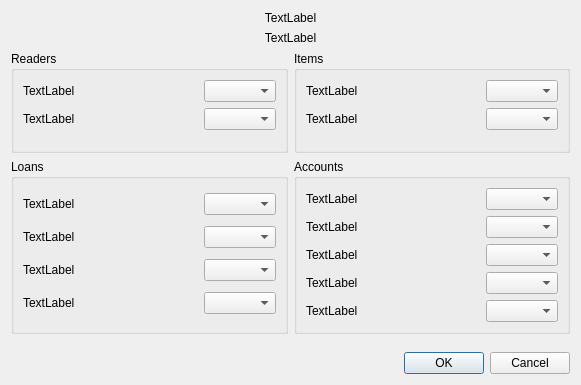
cagonza6/Buho, file src/Gui/mPermission.ui: the form before one commit.
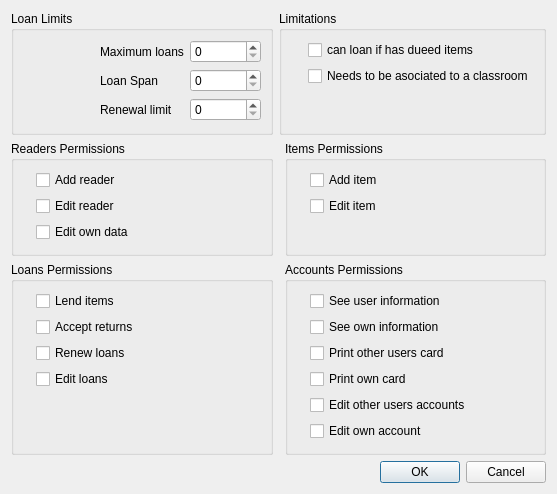
The form after the commit. Icons and pictures are not drawn.

The edit to the form file:
```diff
--- a/src/Gui/mPermission.ui
+++ b/src/Gui/mPermission.ui
@@ -6,428 +6,15 @@
    <rect>
     <x>0</x>
     <y>0</y>
-    <width>581</width>
-    <height>385</height>
+    <width>557</width>
+    <height>494</height>
    </rect>
   </property>
   <property name="windowTitle">
    <string>Dialog</string>
   </property>
-  <layout class="QVBoxLayout" name="verticalLayout">
-   <item>
-    <widget class="QLabel" name="label_8">
-     <property name="text">
-      <string>TextLabel</string>
-     </property>
-     <property name="alignment">
-      <set>Qt::AlignCenter</set>
-     </property>
-    </widget>
-   </item>
-   <item>
-    <widget class="QLabel" name="label_9">
-     <property name="text">
-      <string>TextLabel</string>
-     </property>
-     <property name="alignment">
-      <set>Qt::AlignCenter</set>
-     </property>
-    </widget>
-   </item>
-   <item>
-    <layout class="QGridLayout" name="gridLayout_5">
-     <item row="0" column="0">
-      <widget class="QGroupBox" name="groupBox_4">
-       <property name="title">
-        <string>Readers</string>
-       </property>
-       <layout class="QGridLayout" name="gridLayout_4">
-        <item row="1" column="2">
-         <widget class="QComboBox" name="comboBox_20"/>
-        </item>
-        <item row="0" column="0">
-         <widget class="QLabel" name="label_16">
-          <property name="text">
-           <string>TextLabel</string>
-          </property>
-         </widget>
-        </item>
-        <item row="0" column="1">
-         <spacer name="horizontalSpacer_16">
-          <property name="orientation">
-           <enum>Qt::Horizontal</enum>
-          </property>
-          <property name="sizeHint" stdset="0">
-           <size>
-            <width>85</width>
-            <height>20</height>
-           </size>
-          </property>
-         </spacer>
-        </item>
-        <item row="0" column="2">
-         <widget class="QComboBox" name="comboBox_16"/>
-        </item>
-        <item row="1" column="1">
-         <spacer name="horizontalSpacer_20">
-          <property name="orientation">
-           <enum>Qt::Horizontal</enum>
-          </property>
-          <property name="sizeHint" stdset="0">
-           <size>
-            <width>40</width>
-            <height>20</height>
-           </size>
-          </property>
-         </spacer>
-        </item>
-        <item row="1" column="0">
-         <widget class="QLabel" name="label_20">
-          <property name="text">
-           <string>TextLabel</string>
-          </property>
-         </widget>
-        </item>
-        <item row="2" column="1">
-         <spacer name="verticalSpacer_2">
-          <property name="orientation">
-           <enum>Qt::Vertical</enum>
-          </property>
-          <property name="sizeHint" stdset="0">
-           <size>
-            <width>20</width>
-            <height>40</height>
-           </size>
-          </property>
-         </spacer>
-        </item>
-       </layout>
-      </widget>
-     </item>
-     <item row="0" column="1">
-      <widget class="QGroupBox" name="groupBox_2">
-       <property name="title">
-        <string>Items</string>
-       </property>
-       <layout class="QGridLayout" name="gridLayout_2">
-        <item row="1" column="0">
-         <widget class="QLabel" name="label_7">
-          <property name="text">
-           <string>TextLabel</string>
-          </property>
-         </widget>
-        </item>
-        <item row="0" column="0">
-         <widget class="QLabel" name="label_5">
-          <property name="text">
-           <string>TextLabel</string>
-          </property>
-         </widget>
-        </item>
-        <item row="0" column="1">
-         <spacer name="horizontalSpacer_5">
-          <property name="orientation">
-           <enum>Qt::Horizontal</enum>
-          </property>
-          <property name="sizeHint" stdset="0">
-           <size>
-            <width>85</width>
-            <height>20</height>
-           </size>
-          </property>
-         </spacer>
-        </item>
-        <item row="0" column="2">
-         <widget class="QComboBox" name="comboBox_5"/>
-        </item>
-        <item row="1" column="1">
-         <spacer name="horizontalSpacer_7">
-          <property name="orientation">
-           <enum>Qt::Horizontal</enum>
-          </property>
-          <property name="sizeHint" stdset="0">
-           <size>
-            <width>40</width>
-            <height>20</height>
-           </size>
-          </property>
-         </spacer>
-        </item>
-        <item row="1" column="2">
-         <widget class="QComboBox" name="comboBox_7"/>
-        </item>
-        <item row="2" column="1">
-         <spacer name="verticalSpacer_3">
-          <property name="orientation">
-           <enum>Qt::Vertical</enum>
-          </property>
-          <property name="sizeHint" stdset="0">
-           <size>
-            <width>20</width>
-            <height>40</height>
-           </size>
-          </property>
-         </spacer>
-        </item>
-       </layout>
-      </widget>
-     </item>
-     <item row="1" column="0">
-      <widget class="QGroupBox" name="groupBox_3">
-       <property name="title">
-        <string>Loans</string>
-       </property>
-       <layout class="QGridLayout" name="gridLayout_3">
-        <item row="1" column="1">
-         <spacer name="horizontalSpacer_12">
-          <property name="orientation">
-           <enum>Qt::Horizontal</enum>
-          </property>
-          <property name="sizeHint" stdset="0">
-           <size>
-            <width>40</width>
-            <height>20</height>
-           </size>
-          </property>
-         </spacer>
-        </item>
-        <item row="0" column="0">
-         <widget class="QLabel" name="label_11">
-          <property name="text">
-           <string>TextLabel</string>
-          </property>
-         </widget>
-        </item>
-        <item row="0" column="1">
-         <spacer name="horizontalSpacer_11">
-          <property name="orientation">
-           <enum>Qt::Horizontal</enum>
-          </property>
-          <property name="sizeHint" stdset="0">
-           <size>
-            <width>85</width>
-            <height>20</height>
-           </size>
-          </property>
-         </spacer>
-        </item>
-        <item row="0" column="2">
-         <widget class="QComboBox" name="comboBox_11"/>
-        </item>
-        <item row="1" column="0">
-         <widget class="QLabel" name="label_12">
-          <property name="text">
-           <string>TextLabel</string>
-          </property>
-         </widget>
-        </item>
-        <item row="1" column="2">
-         <widget class="QComboBox" name="comboBox_12"/>
-        </item>
-        <item row="2" column="0">
-         <widget class="QLabel" name="label_13">
-          <property name="text">
-           <string>TextLabel</string>
-          </property>
-         </widget>
-        </item>
-        <item row="2" column="1">
-         <spacer name="horizontalSpacer_13">
-          <property name="orientation">
-           <enum>Qt::Horizontal</enum>
-          </property>
-          <property name="sizeHint" stdset="0">
-           <size>
-            <width>40</width>
-            <height>20</height>
-           </size>
-          </property>
-         </spacer>
-        </item>
-        <item row="2" column="2">
-         <widget class="QComboBox" name="comboBox_13"/>
-        </item>
-        <item row="3" column="0">
-         <widget class="QLabel" name="label_14">
-          <property name="text">
-           <string>TextLabel</string>
-          </property>
-         </widget>
-        </item>
-        <item row="3" column="1">
-         <spacer name="horizontalSpacer_14">
-          <property name="orientation">
-           <enum>Qt::Horizontal</enum>
-          </property>
-          <property name="sizeHint" stdset="0">
-           <size>
-            <width>40</width>
-            <height>20</height>
-           </size>
-          </property>
-         </spacer>
-        </item>
-        <item row="3" column="2">
-         <widget class="QComboBox" name="comboBox_14"/>
-        </item>
-       </layout>
-      </widget>
-     </item>
-     <item row="1" column="1">
-      <widget class="QGroupBox" name="groupBox">
-       <property name="title">
-        <string>Accounts</string>
-       </property>
-       <layout class="QGridLayout" name="gridLayout">
-        <item row="0" column="0">
-         <widget class="QLabel" name="label">
-          <property name="text">
-           <string>TextLabel</string>
-          </property>
-         </widget>
-        </item>
-        <item row="0" column="1">
-         <spacer name="horizontalSpacer">
-          <property name="orientation">
-           <enum>Qt::Horizontal</enum>
-          </property>
-          <property name="sizeHint" stdset="0">
-           <size>
-            <width>101</width>
-            <height>20</height>
-           </size>
-          </property>
-         </spacer>
-        </item>
-        <item row="0" column="2">
-         <widget class="QComboBox" name="comboBox"/>
-        </item>
-        <item row="1" column="0">
-         <widget class="QLabel" name="label_4">
-          <property name="text">
-           <string>TextLabel</string>
-          </property>
-         </widget>
-        </item>
-        <item row="1" column="1">
-         <spacer name="horizontalSpacer_4">
-          <property name="orientation">
-           <enum>Qt::Horizontal</enum>
-          </property>
-          <property name="sizeHint" stdset="0">
-           <size>
-            <width>40</width>
-            <height>20</height>
-           </size>
-          </property>
-         </spacer>
-        </item>
-        <item row="1" column="2">
-         <widget class="QComboBox" name="comboBox_4"/>
-        </item>
-        <item row="2" column="0">
-         <widget class="QLabel" name="label_3">
-          <property name="text">
-           <string>TextLabel</string>
-          </property>
-         </widget>
-        </item>
-        <item row="2" column="1">
-         <spacer name="horizontalSpacer_3">
-          <property name="orientation">
-           <enum>Qt::Horizontal</enum>
-          </property>
-          <property name="sizeHint" stdset="0">
-           <size>
-            <width>40</width>
-            <height>20</height>
-           </size>
-          </property>
-         </spacer>
-        </item>
-        <item row="2" column="2">
-         <widget class="QComboBox" name="comboBox_3"/>
-        </item>
-        <item row="3" column="0">
-         <widget class="QLabel" name="label_2">
-          <property name="text">
-           <string>TextLabel</string>
-          </property>
-         </widget>
-        </item>
-        <item row="3" column="1">
-         <spacer name="horizontalSpacer_2">
-          <property name="orientation">
-           <enum>Qt::Horizontal</enum>
-          </property>
-          <property name="sizeHint" stdset="0">
-           <size>
-            <width>40</width>
-            <height>20</height>
-           </size>
-          </property>
-         </spacer>
-        </item>
-        <item row="3" column="2">
-         <widget class="QComboBox" name="comboBox_2"/>
-        </item>
-        <item row="4" column="0">
-         <widget class="QLabel" name="label_6">
-          <property name="text">
-           <string>TextLabel</string>
-          </property>
-         </widget>
-        </item>
-        <item row="4" column="1">
-         <spacer name="horizontalSpacer_6">
-          <property name="orientation">
-           <enum>Qt::Horizontal</enum>
-          </property>
-          <property name="sizeHint" stdset="0">
-           <size>
-            <width>40</width>
-            <height>20</height>
-           </size>
-          </property>
-         </spacer>
-        </item>
-        <item row="4" column="2">
-         <widget class="QComboBox" name="comboBox_6"/>
-        </item>
-       </layout>
-       <zorder>label</zorder>
-       <zorder>horizontalSpacer</zorder>
-       <zorder>comboBox</zorder>
-       <zorder>label_6</zorder>
-       <zorder>horizontalSpacer_3</zorder>
-       <zorder>comboBox_3</zorder>
-       <zorder>comboBox_6</zorder>
-       <zorder>label_4</zorder>
-       <zorder>comboBox_2</zorder>
-       <zorder>label_2</zorder>
-       <zorder>comboBox_4</zorder>
-       <zorder>horizontalSpacer_6</zorder>
-       <zorder>label_3</zorder>
-       <zorder>horizontalSpacer_2</zorder>
-       <zorder>horizontalSpacer_4</zorder>
-      </widget>
-     </item>
-    </layout>
-   </item>
-   <item>
-    <spacer name="verticalSpacer">
-     <property name="orientation">
-      <enum>Qt::Vertical</enum>
-     </property>
-     <property name="sizeHint" stdset="0">
-      <size>
-       <width>20</width>
-       <height>40</height>
-      </size>
-     </property>
-    </spacer>
-   </item>
-   <item>
+  <layout class="QGridLayout" name="gridLayout_7">
+   <item row="3" column="2">
     <layout class="QHBoxLayout" name="horizontalLayout">
      <item>
       <spacer name="horizontalSpacer_8">
@@ -454,6 +41,487 @@
      </item>
     </layout>
    </item>
+   <item row="0" column="1" colspan="2">
+    <widget class="QGroupBox" name="groupBox">
+     <property name="title">
+      <string>Limitations</string>
+     </property>
+     <layout class="QGridLayout" name="gridLayout_2">
+      <item row="1" column="0">
+       <widget class="QLabel" name="label_31">
+        <property name="text">
+         <string/>
+        </property>
+        <property name="pixmap">
+         <pixmap resource="myicons.qrc">:/extras/resources/pixmap/icons/gui_use/help.png</pixmap>
+        </property>
+       </widget>
+      </item>
+      <item row="0" column="1">
+       <widget class="QCheckBox" name="checkBox_16">
+        <property name="text">
+         <string>can loan if has dueed items</string>
+        </property>
+       </widget>
+      </item>
+      <item row="0" column="0">
+       <widget class="QLabel" name="label_30">
+        <property name="text">
+         <string/>
+        </property>
+        <property name="pixmap">
+         <pixmap resource="myicons.qrc">:/extras/resources/pixmap/icons/gui_use/help.png</pixmap>
+        </property>
+       </widget>
+      </item>
+      <item row="1" column="1">
+       <widget class="QCheckBox" name="checkBox_17">
+        <property name="text">
+         <string>Needs to be asociated to a classroom</string>
+        </property>
+       </widget>
+      </item>
+      <item row="2" column="1">
+       <spacer name="verticalSpacer_2">
+        <property name="orientation">
+         <enum>Qt::Vertical</enum>
+        </property>
+        <property name="sizeHint" stdset="0">
+         <size>
+          <width>20</width>
+          <height>40</height>
+         </size>
+        </property>
+       </spacer>
+      </item>
+     </layout>
+    </widget>
+   </item>
+   <item row="1" column="0">
+    <widget class="QGroupBox" name="groupReaders">
+     <property name="title">
+      <string>Readers Permissions</string>
+     </property>
+     <layout class="QGridLayout" name="gridLayout_3" columnstretch="0,1">
+      <item row="0" column="1">
+       <widget class="QCheckBox" name="checkBox_8">
+        <property name="text">
+         <string>Add reader</string>
+        </property>
+       </widget>
+      </item>
+      <item row="2" column="1">
+       <widget class="QCheckBox" name="checkBox_14">
+        <property name="text">
+         <string>Edit own data</string>
+        </property>
+       </widget>
+      </item>
+      <item row="1" column="0">
+       <widget class="QLabel" name="label_16">
+        <property name="text">
+         <string/>
+        </property>
+        <property name="pixmap">
+         <pixmap resource="myicons.qrc">:/extras/resources/pixmap/icons/gui_use/help.png</pixmap>
+        </property>
+       </widget>
+      </item>
+      <item row="0" column="0">
+       <widget class="QLabel" name="label_14">
+        <property name="text">
+         <string/>
+        </property>
+        <property name="pixmap">
+         <pixmap resource="myicons.qrc">:/extras/resources/pixmap/icons/gui_use/help.png</pixmap>
+        </property>
+       </widget>
+      </item>
+      <item row="1" column="1">
+       <widget class="QCheckBox" name="checkBox_9">
+        <property name="text">
+         <string>Edit reader</string>
+        </property>
+       </widget>
+      </item>
+      <item row="2" column="0">
+       <widget class="QLabel" name="label_17">
+        <property name="text">
+         <string/>
+        </property>
+        <property name="pixmap">
+         <pixmap resource="myicons.qrc">:/extras/resources/pixmap/icons/gui_use/help.png</pixmap>
+        </property>
+       </widget>
+      </item>
+      <item row="3" column="1">
+       <spacer name="verticalSpacer_3">
+        <property name="orientation">
+         <enum>Qt::Vertical</enum>
+        </property>
+        <property name="sizeHint" stdset="0">
+         <size>
+          <width>20</width>
+          <height>40</height>
+         </size>
+        </property>
+       </spacer>
+      </item>
+     </layout>
+    </widget>
+   </item>
+   <item row="1" column="2">
+    <widget class="QGroupBox" name="GroupItems">
+     <property name="title">
+      <string>Items Permissions</string>
+     </property>
+     <layout class="QGridLayout" name="gridLayout_4" columnstretch="0,1">
+      <item row="0" column="1">
+       <widget class="QCheckBox" name="checkBox_6">
+        <property name="text">
+         <string>Add item</string>
+        </property>
+       </widget>
+      </item>
+      <item row="1" column="1">
+       <widget class="QCheckBox" name="checkBox_7">
+        <property name="text">
+         <string>Edit item</string>
+        </property>
+       </widget>
+      </item>
+      <item row="1" column="0">
+       <widget class="QLabel" name="label_19">
+        <property name="text">
+         <string/>
+        </property>
+        <property name="pixmap">
+         <pixmap resource="myicons.qrc">:/extras/resources/pixmap/icons/gui_use/help.png</pixmap>
+        </property>
+       </widget>
+      </item>
+      <item row="0" column="0">
+       <widget class="QLabel" name="label_18">
+        <property name="text">
+         <string/>
+        </property>
+        <property name="pixmap">
+         <pixmap resource="myicons.qrc">:/extras/resources/pixmap/icons/gui_use/help.png</pixmap>
+        </property>
+       </widget>
+      </item>
+      <item row="2" column="1">
+       <spacer name="verticalSpacer_4">
+        <property name="orientation">
+         <enum>Qt::Vertical</enum>
+        </property>
+        <property name="sizeHint" stdset="0">
+         <size>
+          <width>20</width>
+          <height>40</height>
+         </size>
+        </property>
+       </spacer>
+      </item>
+     </layout>
+    </widget>
+   </item>
+   <item row="2" column="0">
+    <widget class="QGroupBox" name="groupLoans">
+     <property name="title">
+      <string>Loans Permissions</string>
+     </property>
+     <layout class="QGridLayout" name="gridLayout_5" columnstretch="0,1">
+      <item row="2" column="0">
+       <widget class="QLabel" name="label_22">
+        <property name="text">
+         <string/>
+        </property>
+        <property name="pixmap">
+         <pixmap resource="myicons.qrc">:/extras/resources/pixmap/icons/gui_use/help.png</pixmap>
+        </property>
+       </widget>
+      </item>
+      <item row="1" column="0">
+       <widget class="QLabel" name="label_24">
+        <property name="text">
+         <string/>
+        </property>
+        <property name="pixmap">
+         <pixmap resource="myicons.qrc">:/extras/resources/pixmap/icons/gui_use/help.png</pixmap>
+        </property>
+       </widget>
+      </item>
+      <item row="3" column="0">
+       <widget class="QLabel" name="label_23">
+        <property name="text">
+         <string/>
+        </property>
+        <property name="pixmap">
+         <pixmap resource="myicons.qrc">:/extras/resources/pixmap/icons/gui_use/help.png</pixmap>
+        </property>
+       </widget>
+      </item>
+      <item row="2" column="1">
+       <widget class="QCheckBox" name="checkBox_12">
+        <property name="text">
+         <string>Renew loans</string>
+        </property>
+       </widget>
+      </item>
+      <item row="1" column="1">
+       <widget class="QCheckBox" name="checkBox_11">
+        <property name="text">
+         <string>Accept returns</string>
+        </property>
+       </widget>
+      </item>
+      <item row="0" column="1">
+       <widget class="QCheckBox" name="checkBox_10">
+        <property name="text">
+         <string>Lend items</string>
+        </property>
+       </widget>
+      </item>
+      <item row="3" column="1">
+       <widget class="QCheckBox" name="checkBox_13">
+        <property name="text">
+         <string>Edit loans</string>
+        </property>
+       </widget>
+      </item>
+      <item row="0" column="0">
+       <widget class="QLabel" name="label_20">
+        <property name="text">
+         <string/>
+        </property>
+        <property name="pixmap">
+         <pixmap resource="myicons.qrc">:/extras/resources/pixmap/icons/gui_use/help.png</pixmap>
+        </property>
+       </widget>
+      </item>
+      <item row="4" column="1">
+       <spacer name="verticalSpacer_5">
+        <property name="orientation">
+         <enum>Qt::Vertical</enum>
+        </property>
+        <property name="sizeHint" stdset="0">
+         <size>
+          <width>20</width>
+          <height>40</height>
+         </size>
+        </property>
+       </spacer>
+      </item>
+     </layout>
+    </widget>
+   </item>
+   <item row="2" column="2">
+    <widget class="QGroupBox" name="groupAccounts">
+     <property name="title">
+      <string>Accounts Permissions</string>
+     </property>
+     <layout class="QGridLayout" name="gridLayout_6" columnstretch="0,1">
+      <item row="2" column="1">
+       <widget class="QCheckBox" name="checkBox_2">
+        <property name="text">
+         <string>Print other users card</string>
+        </property>
+       </widget>
+      </item>
+      <item row="1" column="1">
+       <widget class="QCheckBox" name="checkBox_15">
+        <property name="text">
+         <string>See own information</string>
+        </property>
+       </widget>
+      </item>
+      <item row="5" column="1">
+       <widget class="QCheckBox" name="checkBox_5">
+        <property name="text">
+         <string>Edit own account</string>
+        </property>
+       </widget>
+      </item>
+      <item row="3" column="0">
+       <widget class="QLabel" name="label_26">
+        <property name="text">
+         <string/>
+        </property>
+        <property name="pixmap">
+         <pixmap resource="myicons.qrc">:/extras/resources/pixmap/icons/gui_use/help.png</pixmap>
+        </property>
+       </widget>
+      </item>
+      <item row="0" column="1">
+       <widget class="QCheckBox" name="checkBox">
+        <property name="text">
+         <string>See user information</string>
+        </property>
+       </widget>
+      </item>
+      <item row="1" column="0">
+       <widget class="QLabel" name="label_29">
+        <property name="text">
+         <string/>
+        </property>
+        <property name="pixmap">
+         <pixmap resource="myicons.qrc">:/extras/resources/pixmap/icons/gui_use/help.png</pixmap>
+        </property>
+       </widget>
+      </item>
+      <item row="2" column="0">
+       <widget class="QLabel" name="label_25">
+        <property name="text">
+         <string/>
+        </property>
+        <property name="pixmap">
+         <pixmap resource="myicons.qrc">:/extras/resources/pixmap/icons/gui_use/help.png</pixmap>
+        </property>
+       </widget>
+      </item>
+      <item row="4" column="1">
+       <widget class="QCheckBox" name="checkBox_4">
+        <property name="text">
+         <string>Edit other users accounts</string>
+        </property>
+       </widget>
+      </item>
+      <item row="3" column="1">
+       <widget class="QCheckBox" name="checkBox_3">
+        <property name="text">
+         <string>Print own card</string>
+        </property>
+       </widget>
+      </item>
+      <item row="4" column="0">
+       <widget class="QLabel" name="label_27">
+        <property name="text">
+         <string/>
+        </property>
+        <property name="pixmap">
+         <pixmap resource="myicons.qrc">:/extras/resources/pixmap/icons/gui_use/help.png</pixmap>
+        </property>
+       </widget>
+      </item>
+      <item row="5" column="0">
+       <widget class="QLabel" name="label_28">
+        <property name="text">
+         <string/>
+        </property>
+        <property name="pixmap">
+         <pixmap resource="myicons.qrc">:/extras/resources/pixmap/icons/gui_use/help.png</pixmap>
+        </property>
+       </widget>
+      </item>
+      <item row="0" column="0">
+       <widget class="QLabel" name="label_21">
+        <property name="text">
+         <string/>
+        </property>
+        <property name="pixmap">
+         <pixmap resource="myicons.qrc">:/extras/resources/pixmap/icons/gui_use/help.png</pixmap>
+        </property>
+       </widget>
+      </item>
+      <item row="6" column="1">
+       <spacer name="verticalSpacer_6">
+        <property name="orientation">
+         <enum>Qt::Vertical</enum>
+        </property>
+        <property name="sizeHint" stdset="0">
+         <size>
+          <width>20</width>
+          <height>40</height>
+         </size>
+        </property>
+       </spacer>
+      </item>
+     </layout>
+    </widget>
+   </item>
+   <item row="0" column="0">
+    <widget class="QGroupBox" name="groupBox_5">
+     <property name="title">
+      <string>Loan Limits</string>
+     </property>
+     <layout class="QGridLayout" name="gridLayout">
+      <item row="0" column="1">
+       <widget class="QLabel" name="label">
+        <property name="text">
+         <string>Maximum loans</string>
+        </property>
+       </widget>
+      </item>
+      <item row="2" column="1">
+       <widget class="QLabel" name="label_3">
+        <property name="text">
+         <string>Renewal limit</string>
+        </property>
+       </widget>
+      </item>
+      <item row="1" column="2">
+       <widget class="QSpinBox" name="spinBox_2"/>
+      </item>
+      <item row="2" column="0">
+       <widget class="QLabel" name="label_15">
+        <property name="text">
+         <string/>
+        </property>
+        <property name="pixmap">
+         <pixmap resource="myicons.qrc">:/extras/resources/pixmap/icons/gui_use/help.png</pixmap>
+        </property>
+       </widget>
+      </item>
+      <item row="0" column="2">
+       <widget class="QSpinBox" name="spinBox"/>
+      </item>
+      <item row="0" column="0">
+       <widget class="QLabel" name="label_12">
+        <property name="text">
+         <string/>
+        </property>
+        <property name="pixmap">
+         <pixmap resource="myicons.qrc">:/extras/resources/pixmap/icons/gui_use/help.png</pixmap>
+        </property>
+       </widget>
+      </item>
+      <item row="1" column="0">
+       <widget class="QLabel" name="label_13">
+        <property name="text">
+         <string/>
+        </property>
+        <property name="pixmap">
+         <pixmap resource="myicons.qrc">:/extras/resources/pixmap/icons/gui_use/help.png</pixmap>
+        </property>
+       </widget>
+      </item>
+      <item row="2" column="2">
+       <widget class="QSpinBox" name="spinBox_3"/>
+      </item>
+      <item row="1" column="1">
+       <widget class="QLabel" name="label_2">
+        <property name="text">
+         <string>Loan Span</string>
+        </property>
+       </widget>
+      </item>
+      <item row="3" column="1">
+       <spacer name="verticalSpacer">
+        <property name="orientation">
+         <enum>Qt::Vertical</enum>
+        </property>
+        <property name="sizeHint" stdset="0">
+         <size>
+          <width>20</width>
+          <height>40</height>
+         </size>
+        </property>
+       </spacer>
+      </item>
+     </layout>
+    </widget>
+   </item>
   </layout>
  </widget>
  <resources/>
```
Left out of the diff: 27 changed lines with no effect on the pictures.
